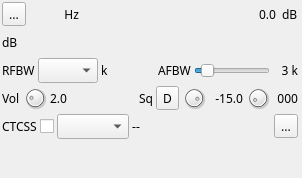
Qt form plugins/channelrx/demodnfm/nfmdemodgui.ui (f4exb/sdrangel) before a commit.
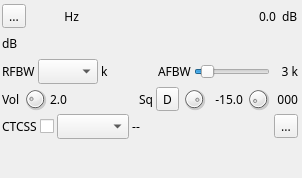
The same form after that commit. Icons and pictures are not drawn. Custom widgets are drawn as their Qt base class.

Diff of the .ui file:
```diff
--- a/plugins/channelrx/demodnfm/nfmdemodgui.ui
+++ b/plugins/channelrx/demodnfm/nfmdemodgui.ui
@@ -67,6 +67,9 @@
     </property>
     <item>
      <layout class="QHBoxLayout" name="deltaFreqPowerLayout">
+      <property name="topMargin">
+       <number>2</number>
+      </property>
       <item>
        <layout class="QHBoxLayout" name="DeltaFrequencyLayout">
         <item>
@@ -104,7 +107,7 @@
           </property>
           <property name="font">
            <font>
-            <family>Monospace</family>
+            <family>DejaVu Sans Mono</family>
             <pointsize>12</pointsize>
            </font>
           </property>
```
Left out of the diff: 2 changed lines with no effect on the pictures.
